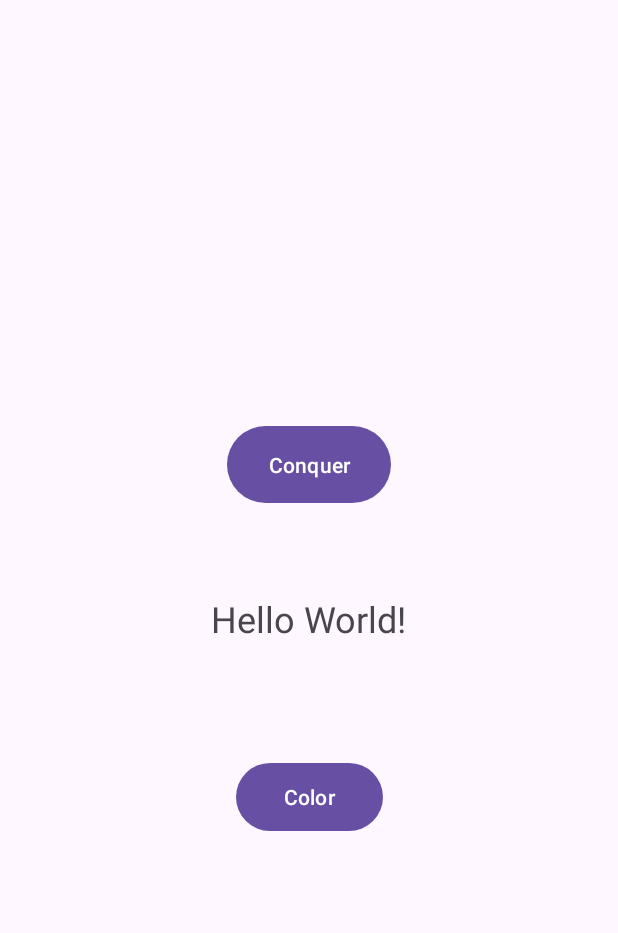
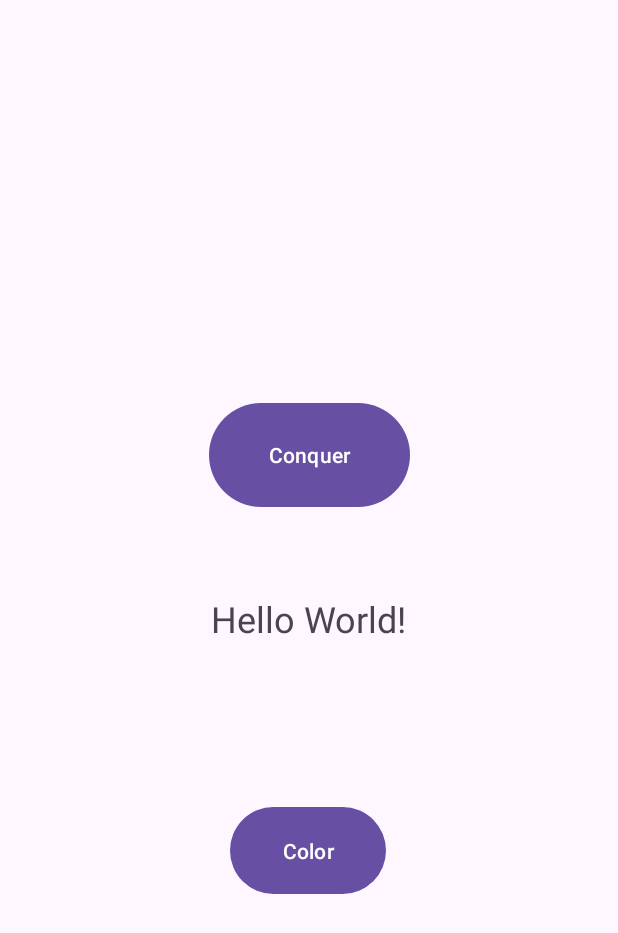
Before and after one commit to Eligijuc/Task1EA, an Android app: the screen it shows after launch (MainActivity), on a phone screen of 412 x 824 dp. Shown: the top 933 px of the screen. Run offline under Robolectric (Android 15) with nearby library versions, the phone set to English and light mode, and no system bars.

Commit message:
FinTech task 1, first and second button and changed layout

```diff
--- a/app/src/main/res/layout/activity_main.xml
+++ b/app/src/main/res/layout/activity_main.xml
@@ -19,8 +19,8 @@
 
     <Button
         android:id="@+id/btnchangetxt"
-        android:layout_width="109dp"
-        android:layout_height="59dp"
+        android:layout_width="134dp"
+        android:layout_height="77dp"
         android:onClick="ChangeMainTxt"
         android:text="Conquer"
         android:textColorLink="#9C27B0"
@@ -32,15 +32,16 @@
 
     <Button
         android:id="@+id/btnchangecolor"
-        android:layout_width="98dp"
-        android:layout_height="53dp"
+        android:layout_width="104dp"
+        android:layout_height="66dp"
         android:layout_marginTop="8dp"
+        android:onClick="ChangeTxtColor"
         android:text="Color"
-        android:onClick="ChangeTxtColor"
         app:layout_constraintBottom_toBottomOf="parent"
         app:layout_constraintEnd_toEndOf="parent"
+        app:layout_constraintHorizontal_bias="0.498"
         app:layout_constraintStart_toStartOf="parent"
         app:layout_constraintTop_toBottomOf="@+id/tvmain"
-        app:layout_constraintVertical_bias="0.204" />
+        app:layout_constraintVertical_bias="0.302" />
 
 </androidx.constraintlayout.widget.ConstraintLayout>
```
